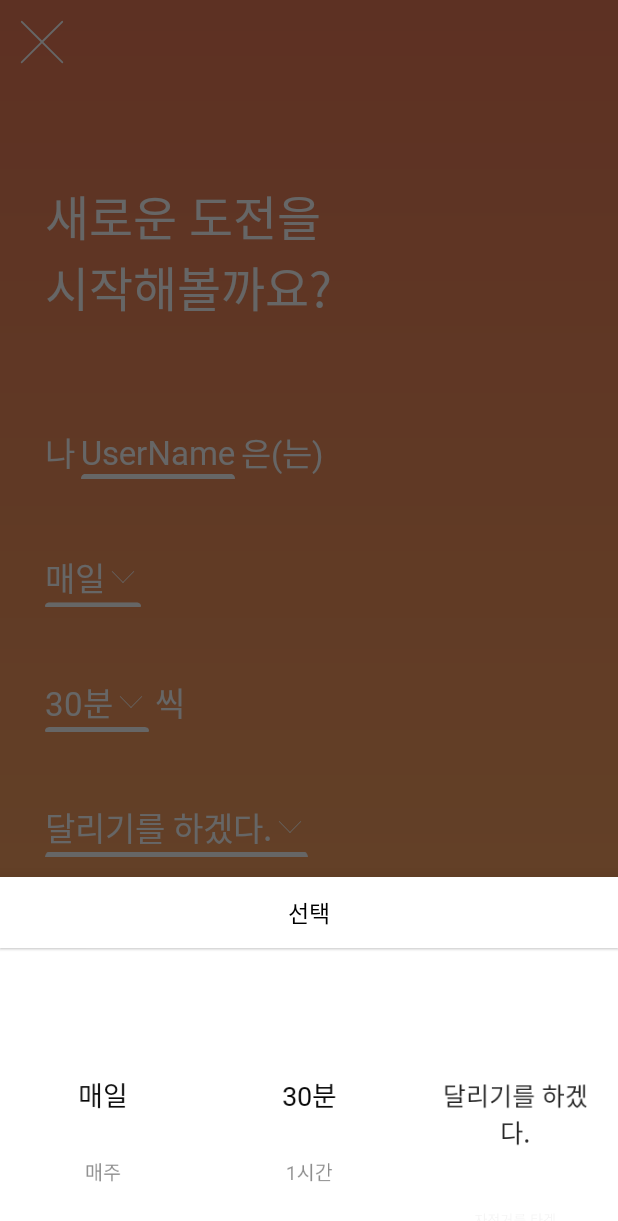
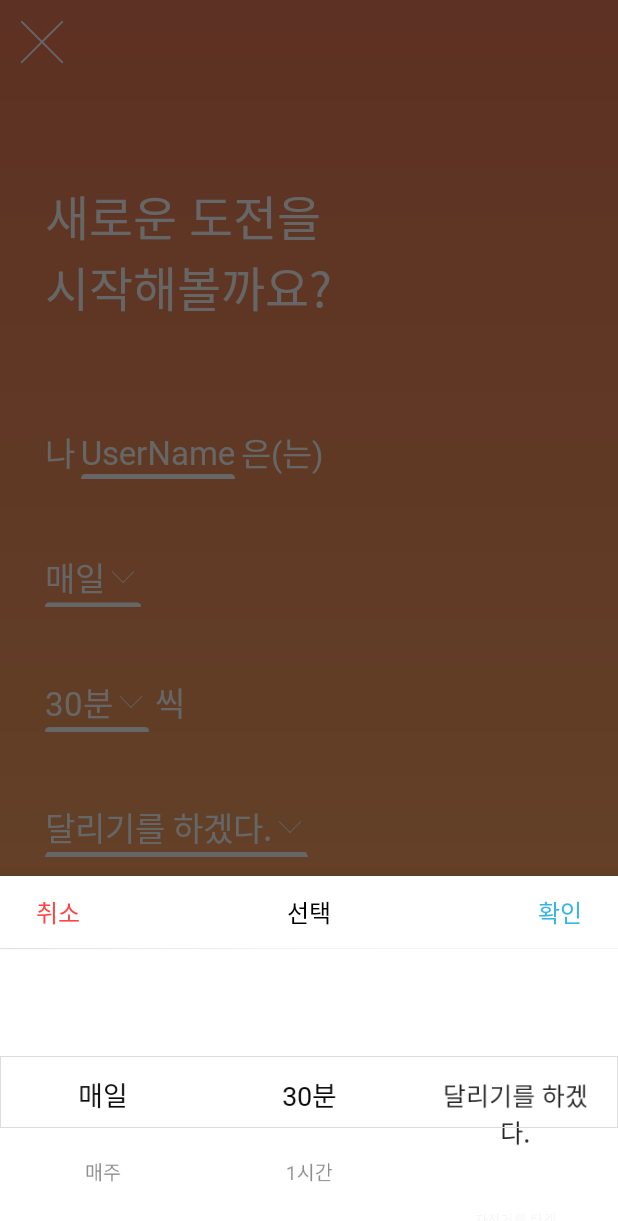
Before and after one commit to prography/5th-pizza-android, an Android app: the AddChallengeActivity screen opened directly, with no data from a screen before it, after a tap on "매일", on a phone screen of 412 x 824 dp. Shown: the top 1221 px of the screen. Run offline under Robolectric (Android 15) with nearby library versions, the phone set to English and light mode, and no system bars.

Commit message:
#17-1. FIX Layouts FOR UIPickerView

```diff
--- a/app/src/main/java/com/prography/progrpahy_pizza/src/addChallenge/fragments/SelectorBottomSheetFragment.java
+++ b/app/src/main/java/com/prography/progrpahy_pizza/src/addChallenge/fragments/SelectorBottomSheetFragment.java
@@ -5,6 +5,7 @@ import android.os.Bundle;
 import android.view.LayoutInflater;
 import android.view.View;
 import android.view.ViewGroup;
+import android.widget.TextView;
 
 import androidx.annotation.NonNull;
 import androidx.annotation.Nullable;
@@ -18,6 +19,7 @@ import com.prography.progrpahy_pizza.R;
 import com.prography.progrpahy_pizza.src.addChallenge.fragments.adapter.PickerLayoutManager;
 import com.prography.progrpahy_pizza.src.addChallenge.fragments.adapter.SelectorListAdapter;
 import com.prography.progrpahy_pizza.src.addChallenge.fragments.interfaces.SelectorBotomSheetFragmentView;
+import com.prography.progrpahy_pizza.src.addChallenge.interfaces.AddChallengeActivityView;
 
 import java.util.ArrayList;
 
@@ -25,9 +27,22 @@ public class SelectorBottomSheetFragment extends BottomSheetDialogFragment imple
 
     private Dialog mDialog;
 
+    final AddChallengeActivityView mAddChallengeActivityView;
+
+    public SelectorBottomSheetFragment(AddChallengeActivityView mAddChallengeActivityView) {
+        this.mAddChallengeActivityView = mAddChallengeActivityView;
+    }
+
+    private TextView tvPositive;
+    private TextView tvNegative;
+
     private RecyclerView rvItem1;
     private RecyclerView rvItem2;
     private RecyclerView rvItem3;
+
+    ArrayList<String> list1 = new ArrayList<>();
+    ArrayList<String> list2 = new ArrayList<>();
+    ArrayList<String> list3 = new ArrayList<>();
 
     @Nullable
     @Override
@@ -35,17 +50,19 @@ public class SelectorBottomSheetFragment extends BottomSheetDialogFragment imple
         View view = inflater.inflate(R.layout.fragment_selectorbottomsheet, container, false);
 
         /* findViewByID */
+        tvPositive = view.findViewById(R.id.tv_positive_selector_bottomsheet);
+        tvNegative = view.findViewById(R.id.tv_negative_selector_bottomsheet);
         rvItem1 = view.findViewById(R.id.rv_selector1_bottomsheet);
         rvItem2 = view.findViewById(R.id.rv_selector2_bottomsheet);
         rvItem3 = view.findViewById(R.id.rv_selector3_bottomsheet);
 
         /* RecyclerView */
-        ArrayList<String> list1 = new ArrayList<>();
+        list1.clear();
+        list2.clear();
+        list3.clear();
         list1.add("매일");list1.add("매주");list1.add("매달");
-        ArrayList<String> list2 = new ArrayList<>();
         list2.add("30분");list2.add("1시간");list2.add("2시간");list2.add("3시간");
         list2.add("1km");list2.add("2km");list2.add("3km");list2.add("5km");list2.add("10km");
-        ArrayList<String> list3 = new ArrayList<>();
         list3.add("달리기를 하겠다.");list3.add("자전거를 타겠다.");
 
         rvItem1.setLayoutManager(new PickerLayoutManager(getActivity(), LinearLayoutManager.VERTICAL, false, this, 0));
@@ -59,6 +76,10 @@ public class SelectorBottomSheetFragment extends BottomSheetDialogFragment imple
         new LinearSnapHelper().attachToRecyclerView(rvItem1);
         new LinearSnapHelper().attachToRecyclerView(rvItem2);
         new LinearSnapHelper().attachToRecyclerView(rvItem3);
+
+        /* Set On Click Listener */
+        tvPositive.setOnClickListener(this);
+        tvNegative.setOnClickListener(this);
 
         return view;
     }
@@ -106,10 +127,26 @@ public class SelectorBottomSheetFragment extends BottomSheetDialogFragment imple
     public void onItemSelected(int recyclerIndex, int position) {
         switch (recyclerIndex) {
             case 0:
+                mAddChallengeActivityView.onPickerItemSelected(recyclerIndex, list1.get(position));
                 break;
             case 1:
+                mAddChallengeActivityView.onPickerItemSelected(recyclerIndex, list2.get(position));
                 break;
             case 2:
+                mAddChallengeActivityView.onPickerItemSelected(recyclerIndex, list3.get(position));
+                break;
+        }
+    }
+
+    @Override
+    public void onClick(View v) {
+        switch (v.getId()) {
+            case R.id.tv_positive_selector_bottomsheet:
+                dismiss();
+                mAddChallengeActivityView.onPickerPositiveClick();
+                break;
+            case R.id.tv_negative_selector_bottomsheet:
+                dismiss();
                 break;
         }
     }
--- a/app/src/main/java/com/prography/progrpahy_pizza/src/addChallenge/fragments/adapter/PickerLayoutManager.java
+++ b/app/src/main/java/com/prography/progrpahy_pizza/src/addChallenge/fragments/adapter/PickerLayoutManager.java
@@ -4,6 +4,7 @@ import android.content.Context;
 import android.graphics.PointF;
 import android.util.DisplayMetrics;
 import android.view.View;
+import android.widget.TextView;
 
 import androidx.annotation.Nullable;
 import androidx.recyclerview.widget.LinearLayoutManager;
@@ -32,9 +33,9 @@ public class PickerLayoutManager extends LinearLayoutManager {
             float top = (float) getDecoratedTop(child);
             float childCenter = bottom + (top - bottom) / 2f;
             float center = getHeight() / 2f;
-            child.setAlpha((center - Math.abs(center - childCenter)) / center);
-            child.setScaleX((center - 0.5f * Math.abs(center - childCenter)) / center);
-            child.setScaleY((center - 0.5f * Math.abs(center - childCenter)) / center);
+            child.setAlpha((center - Math.abs(center - childCenter)) / center);// alpha : 0.0 ~ 1.0
+            child.setScaleX((center - 0.5f * Math.abs(center - childCenter)) / center); // scale : 0.5 ~ 1.0
+            child.setScaleY((center - 0.5f * Math.abs(center - childCenter)) / center); // scale : 0.5 ~ 1.0
         }
     }
 
--- a/app/src/main/java/com/prography/progrpahy_pizza/src/addChallenge/fragments/interfaces/SelectorBotomSheetFragmentView.java
+++ b/app/src/main/java/com/prography/progrpahy_pizza/src/addChallenge/fragments/interfaces/SelectorBotomSheetFragmentView.java
@@ -1,6 +1,8 @@
 package com.prography.progrpahy_pizza.src.addChallenge.fragments.interfaces;
 
-public interface SelectorBotomSheetFragmentView {
+import android.view.View;
+
+public interface SelectorBotomSheetFragmentView extends View.OnClickListener {
     void onItemClick(int recyclerIndex, int position);
 
     void onItemSelected(int recyclerIndex, int position);
--- a/app/src/main/java/com/prography/progrpahy_pizza/src/addChallenge/interfaces/AddChallengeActivityView.java
+++ b/app/src/main/java/com/prography/progrpahy_pizza/src/addChallenge/interfaces/AddChallengeActivityView.java
@@ -6,4 +6,8 @@ import android.widget.AdapterView;
 public interface AddChallengeActivityView extends View.OnClickListener{
     void postvalidateSuccess();
     void postvalidateFailure();
+
+    void onPickerItemSelected(int which, String selected);
+
+    void onPickerPositiveClick();
 }
--- /dev/null
+++ b/app/src/main/res/drawable/background_transparent_border_grey.xml
@@ -0,0 +1,11 @@
+<?xml version="1.0" encoding="utf-8"?>
+<shape xmlns:android="http://schemas.android.com/apk/res/android">
+
+    <stroke
+        android:width="0.5dp"
+        android:color="#DDDDDD" />
+
+    <solid
+        android:color="#00FFFFFF" />
+
+</shape>
--- a/app/src/main/res/layout/fragment_selectorbottomsheet.xml
+++ b/app/src/main/res/layout/fragment_selectorbottomsheet.xml
@@ -7,21 +7,58 @@
     xmlns:app="http://schemas.android.com/apk/res-auto"
     xmlns:tools="http://schemas.android.com/tools">
 
-    <TextView
+    <androidx.constraintlayout.widget.ConstraintLayout
         android:layout_width="match_parent"
         android:layout_height="wrap_content"
         app:layout_constraintStart_toStartOf="parent"
         app:layout_constraintEnd_toEndOf="parent"
         app:layout_constraintTop_toTopOf="parent"
-        android:textColor="@android:color/black"
-        android:textSize="15sp"
-        android:fontFamily="@font/nanumsquare_bold"
-        android:text="선택"
-        android:id="@+id/tv_header_selector_bottomsheet"
-        android:gravity="center"
-        android:paddingVertical="12dp"
+        android:id="@+id/header_selector_bottomsheet"
         android:background="@android:color/white"
-        android:elevation="1dp"/>
+        android:elevation="0.5dp">
+
+        <TextView
+            android:layout_width="wrap_content"
+            android:layout_height="wrap_content"
+            app:layout_constraintStart_toStartOf="parent"
+            app:layout_constraintTop_toTopOf="parent"
+            app:layout_constraintBottom_toBottomOf="parent"
+            android:text="취소"
+            android:fontFamily="@font/nanumsquare_regular"
+            android:layout_marginStart="24dp"
+            android:textSize="16sp"
+            android:textColor="@android:color/holo_red_light"
+            android:id="@+id/tv_negative_selector_bottomsheet" />
+
+        <TextView
+            android:layout_width="wrap_content"
+            android:layout_height="wrap_content"
+            app:layout_constraintStart_toStartOf="parent"
+            app:layout_constraintEnd_toEndOf="parent"
+            app:layout_constraintTop_toTopOf="parent"
+            app:layout_constraintBottom_toBottomOf="parent"
+            android:textColor="@android:color/black"
+            android:textSize="16sp"
+            android:fontFamily="@font/nanumsquare_bold"
+            android:text="선택"
+            android:id="@+id/tv_header_selector_bottomsheet"
+            android:layout_marginVertical="12dp"
+            />
+
+        <TextView
+            android:layout_width="wrap_content"
+            android:layout_height="wrap_content"
+            app:layout_constraintEnd_toEndOf="parent"
+            app:layout_constraintTop_toTopOf="parent"
+            app:layout_constraintBottom_toBottomOf="parent"
+            android:text="확인"
+            android:fontFamily="@font/nanumsquare_regular"
+            android:layout_marginEnd="24dp"
+            android:textSize="16sp"
+            android:textColor="@android:color/holo_blue_light"
+            android:id="@+id/tv_positive_selector_bottomsheet" />
+
+    </androidx.constraintlayout.widget.ConstraintLayout>
 
 
     <androidx.recyclerview.widget.RecyclerView
@@ -29,7 +66,7 @@
         android:layout_width="0dp"
         android:layout_height="192dp"
         app:layout_constraintStart_toStartOf="parent"
-        app:layout_constraintTop_toBottomOf="@+id/tv_header_selector_bottomsheet"
+        app:layout_constraintTop_toBottomOf="@+id/header_selector_bottomsheet"
         app:layout_constraintEnd_toStartOf="@id/rv_selector2_bottomsheet"
         app:layout_constraintBottom_toBottomOf="parent"
         tools:listitem="@layout/item_selectorbottomsheet"
@@ -43,7 +80,7 @@
         android:layout_height="192dp"
         app:layout_constraintStart_toEndOf="@+id/rv_selector1_bottomsheet"
         app:layout_constraintEnd_toStartOf="@+id/rv_selector3_bottomsheet"
-        app:layout_constraintTop_toBottomOf="@+id/tv_header_selector_bottomsheet"
+        app:layout_constraintTop_toBottomOf="@+id/header_selector_bottomsheet"
         app:layout_constraintBottom_toBottomOf="parent"
         tools:listitem="@layout/item_selectorbottomsheet"
         tools:itemCount="6"
@@ -56,13 +93,24 @@
         android:layout_height="192dp"
         app:layout_constraintStart_toEndOf="@id/rv_selector2_bottomsheet"
         app:layout_constraintEnd_toEndOf="parent"
-        app:layout_constraintTop_toBottomOf="@+id/tv_header_selector_bottomsheet"
+        app:layout_constraintTop_toBottomOf="@+id/header_selector_bottomsheet"
         app:layout_constraintBottom_toBottomOf="parent"
         tools:listitem="@layout/item_selectorbottomsheet"
         tools:itemCount="6"
         android:paddingVertical="72dp"
         android:clipToPadding="false"/>
 
+    <androidx.constraintlayout.widget.ConstraintLayout
+        android:layout_width="match_parent"
+        android:layout_height="48dp"
+        android:background="@drawable/background_transparent_border_grey"
+        app:layout_constraintTop_toBottomOf="@id/header_selector_bottomsheet"
+        app:layout_constraintStart_toStartOf="parent"
+        app:layout_constraintEnd_toEndOf="parent"
+        app:layout_constraintBottom_toBottomOf="parent"
+        android:clickable="false"
+        android:descendantFocusability="afterDescendants"/>
+
 
 
 </androidx.constraintlayout.widget.ConstraintLayout>
```
Also changed, not shown: app/src/main/java/com/prography/progrpahy_pizza/src/addChallenge/AddChallengeActivity.java (+76 -45 lines).
